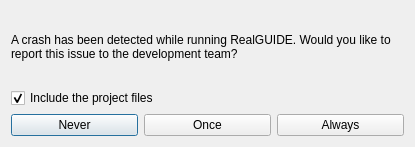
xlabmedical/crashpad, file handler-ui/ui/CrashUploadDialog.ui: the form before one commit.
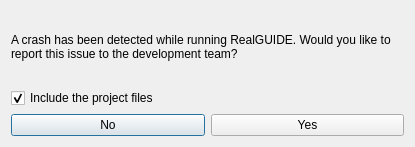
The form after the commit.

Commit message: Fixed a bug with stuck upload Changed the UI to only show Yes and No.  Removed persistence

The edit to the form file:
```diff
--- a/handler-ui/ui/CrashUploadDialog.ui
+++ b/handler-ui/ui/CrashUploadDialog.ui
@@ -39,21 +39,14 @@
      <item>
       <widget class="QPushButton" name="btnNever">
        <property name="text">
-        <string>Never</string>
+        <string>No</string>
        </property>
       </widget>
      </item>
      <item>
       <widget class="QPushButton" name="btnOk">
        <property name="text">
-        <string>Once</string>
-       </property>
-      </widget>
-     </item>
-     <item>
-      <widget class="QPushButton" name="btnAlways">
-       <property name="text">
-        <string>Always</string>
+        <string>Yes</string>
        </property>
       </widget>
      </item>
```
Left out of the diff: 2 changed lines with no effect on the pictures. The commit also changes 9 other files.
